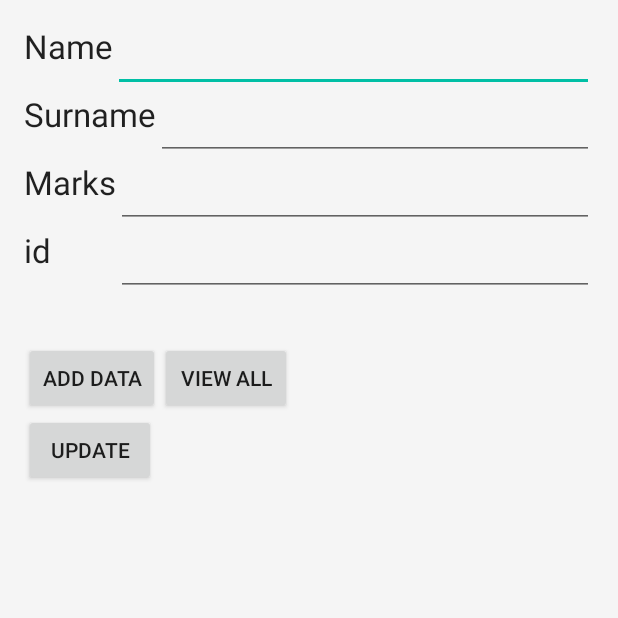
After one commit to machichiotte/FctTest, an Android app: the fragment DbIndianMainFragment shown on its own in the app's theme, on a phone screen of 412 x 824 dp, the top half of it. The commit adds this screen. Run offline under Robolectric (Android 15) with nearby library versions, the phone set to English and light mode, and no system bars.

Commit message:
add image loader + db_indian fragment

```diff
--- a/app/src/main/AndroidManifest.xml
+++ b/app/src/main/AndroidManifest.xml
@@ -12,10 +12,7 @@
     <uses-permission android:name="android.permission.ACCESS_FINE_LOCATION" />
     <uses-permission android:name="android.permission.ACCESS_COARSE_LOCATION" />
 
-    <uses-feature android:name="android.hardware.camera" />
-
-    <uses-permission android:name="android.permission.WRITE_EXTERNAL_STORAGE"></uses-permission>
-    <uses-permission android:name="android.permission.RECORD_AUDIO"></uses-permission>
+    <uses-permission android:name="android.permission.RECORD_AUDIO" />
 
     <application
 
@@ -28,7 +25,6 @@
         <meta-data android:name="com.google.android.geo.API_KEY" android:value="AIzaSyDq30mxwRaAeHMxk5Ze7ozmrscZ1r4gVJQ"/>
 
         <activity android:name=".MainActivity">
-       <!-- <activity android:name=".record.AudioOnTouchActivity">-->
             <intent-filter>
                 <action android:name="android.intent.action.MAIN" />
 
--- a/app/src/main/java/com/machichi/app/fcttest/db_greendao_add_list/ProfilListActivity.java
+++ b/app/src/main/java/com/machichi/app/fcttest/db_greendao_add_list/ProfilListActivity.java
@@ -77,7 +77,7 @@ public class ProfilListActivity extends Fragment {
     @Override
     public void onStart() {
         super.onStart();
-        boxAdapter.updateData(ProfilRepository.getAllProf(getActivity()));
+        boxAdapter.updateData(ProfilRepository.getAllProf(getActivity().getApplicationContext()));
     }
 
     @Override
--- /dev/null
+++ b/app/src/main/java/com/machichi/app/fcttest/db_indian_test/DatabaseHelper.java
@@ -0,0 +1,65 @@
+package com.machichi.app.fcttest.db_indian_test;
+
+import android.content.ContentValues;
+import android.content.Context;
+import android.database.Cursor;
+import android.database.sqlite.SQLiteDatabase;
+import android.database.sqlite.SQLiteOpenHelper;
+
+/**
+ * Created by ProgrammingKnowledge on 4/3/2015.
+ */
+public class DatabaseHelper extends SQLiteOpenHelper {
+    public static final String DATABASE_NAME = "Student.db";
+    public static final String TABLE_NAME = "student_table";
+    public static final String COL_1 = "ID";
+    public static final String COL_2 = "NAME";
+    public static final String COL_3 = "SURNAME";
+    public static final String COL_4 = "MARKS";
+
+    public DatabaseHelper(Context context) {
+        super(context, DATABASE_NAME, null, 1);
+        SQLiteDatabase db = this.getWritableDatabase();
+    }
+
+    @Override
+    public void onCreate(SQLiteDatabase db) {
+        db.execSQL("create table " + TABLE_NAME + " (ID INTEGER PRIMARY KEY AUTOINCREMENT,NAME TEXT,SURNAME TEXT,MARKS INTEGER)");
+    }
+
+    @Override
+    public void onUpgrade(SQLiteDatabase db, int oldVersion, int newVersion) {
+        db.execSQL("DROP TABLE IF EXISTS "+TABLE_NAME);
+        onCreate(db);
+    }
+
+    public boolean insertData(String name,String surname,String marks) {
+        SQLiteDatabase db = this.getWritableDatabase();
+        ContentValues contentValues = new ContentValues();
+        contentValues.put(COL_2,name);
+        contentValues.put(COL_3,surname);
+        contentValues.put(COL_4, marks);
+        long result = db.insert(TABLE_NAME,null ,contentValues);
+        if(result == -1)
+            return false;
+        else
+            return true;
+    }
+
+    public Cursor getAllData() {
+        SQLiteDatabase db = this.getWritableDatabase();
+        Cursor res = db.rawQuery("select * from "+TABLE_NAME,null);
+        return res;
+    }
+
+    public boolean updateData(String id,String name,String surname,String marks) {
+        SQLiteDatabase db = this.getWritableDatabase();
+        ContentValues contentValues = new ContentValues();
+        contentValues.put(COL_1,id);
+        contentValues.put(COL_2,name);
+        contentValues.put(COL_3,surname);
+        contentValues.put(COL_4,marks);
+        db.update(TABLE_NAME, contentValues, "ID = ?",new String[] { id });
+        return true;
+    }
+}
--- /dev/null
+++ b/app/src/main/java/com/machichi/app/fcttest/db_indian_test/DbIndianMainFragment.java
@@ -0,0 +1,117 @@
+package com.machichi.app.fcttest.db_indian_test;
+
+import android.app.AlertDialog;
+import android.database.Cursor;
+import android.os.Bundle;
+import android.support.v4.app.Fragment;
+import android.view.LayoutInflater;
+import android.view.View;
+import android.view.ViewGroup;
+import android.widget.Button;
+import android.widget.EditText;
+import android.widget.Toast;
+
+import com.machichi.app.fcttest.R;
+
+/**
+ * Created by Elias on 05/07/2015.
+ */
+public class DbIndianMainFragment extends Fragment {
+
+    DatabaseHelper myDb;
+    EditText editName,editSurname,editMarks ,editTextId;
+    Button btnAddData;
+    Button btnviewAll;
+
+    Button btnviewUpdate;
+
+    @Override
+    public View onCreateView(LayoutInflater inflater, ViewGroup container,
+                             Bundle savedInstanceState) {
+
+        View rootView = inflater.inflate(R.layout.db_indian_main_fragment, container, false);
+
+        myDb = new DatabaseHelper(getActivity());
+        editName = (EditText)rootView.findViewById(R.id.editText_name);
+        editSurname = (EditText)rootView.findViewById(R.id.editText_surname);
+        editMarks = (EditText)rootView.findViewById(R.id.editText_Marks);
+        editTextId = (EditText)rootView.findViewById(R.id.editText_id);
+        btnAddData = (Button)rootView.findViewById(R.id.button_add);
+        btnviewAll = (Button)rootView.findViewById(R.id.button_viewAll);
+        btnviewUpdate= (Button)rootView.findViewById(R.id.button_update);
+        AddData();
+        viewAll();
+        UpdateData();
+
+        return rootView;
+    }
+
+    public void UpdateData() {
+        btnviewUpdate.setOnClickListener(
+                new View.OnClickListener() {
+                    @Override
+                    public void onClick(View v) {
+                        boolean isUpdate = myDb.updateData(editTextId.getText().toString(),
+                                editName.getText().toString(),
+                                editSurname.getText().toString(),editMarks.getText().toString());
+                        if(isUpdate == true)
+                            Toast.makeText(getActivity(),"Data Update",Toast.LENGTH_LONG).show();
+                        else
+                            Toast.makeText(getActivity(),"Data not Updated",Toast.LENGTH_LONG).show();
+                    }
+                }
+        );
+    }
+
+    public  void AddData() {
+        btnAddData.setOnClickListener(
+                new View.OnClickListener() {
+                    @Override
+                    public void onClick(View v) {
+                        boolean isInserted = myDb.insertData(editName.getText().toString(),
+                                editSurname.getText().toString(),
+                                editMarks.getText().toString());
+                        if (isInserted = true)
+                            Toast.makeText(getActivity(), "Data Inserted", Toast.LENGTH_LONG).show();
+                        else
+                            Toast.makeText(getActivity(), "Data not Inserted", Toast.LENGTH_LONG).show();
+                    }
+                }
+        );
+    }
+
+    public void viewAll() {
+        btnviewAll.setOnClickListener(
+                new View.OnClickListener() {
+                    @Override
+                    public void onClick(View v) {
+                        Cursor res = myDb.getAllData();
+                        if (res.getCount() == 0) {
+                            // show message
+                            showMessage("Error", "Nothing found");
+                            return;
+                        }
+
+                        StringBuffer buffer = new StringBuffer();
+                        while (res.moveToNext()) {
+                            buffer.append("Id :" + res.getString(0) + "\n");
+                            buffer.append("Name :" + res.getString(1) + "\n");
+                            buffer.append("Surname :" + res.getString(2) + "\n");
+                            buffer.append("Marks :" + res.getString(3) + "\n\n");
+                        }
+
+                        // Show all data
+                        showMessage("Data", buffer.toString());
+                    }
+                }
+        );
+    }
+
+    public void showMessage(String title,String Message){
+        AlertDialog.Builder builder = new AlertDialog.Builder(getActivity());
+        builder.setCancelable(true);
+        builder.setTitle(title);
+        builder.setMessage(Message);
+        builder.show();
+    }
+}
--- /dev/null
+++ b/app/src/main/res/layout/db_indian_main_fragment.xml
@@ -0,0 +1,107 @@
+<RelativeLayout xmlns:android="http://schemas.android.com/apk/res/android"
+    xmlns:tools="http://schemas.android.com/tools" android:layout_width="match_parent"
+    android:layout_height="match_parent" android:paddingLeft="@dimen/activity_horizontal_margin"
+    android:paddingRight="@dimen/activity_horizontal_margin"
+    android:paddingTop="@dimen/activity_vertical_margin"
+    android:paddingBottom="@dimen/activity_vertical_margin" tools:context=".MainActivity">
+
+    <TextView
+        android:layout_width="wrap_content"
+        android:layout_height="wrap_content"
+        android:textAppearance="?android:attr/textAppearanceLarge"
+        android:text="Name"
+        android:id="@+id/textView"
+        android:layout_alignParentTop="true"
+        android:layout_alignParentLeft="true"
+        android:layout_alignParentStart="true" />
+
+    <TextView
+        android:layout_width="wrap_content"
+        android:layout_height="wrap_content"
+        android:textAppearance="?android:attr/textAppearanceLarge"
+        android:text="Surname"
+        android:id="@+id/textView2"
+        android:layout_below="@+id/editText_name"
+        android:layout_alignParentLeft="true"
+        android:layout_alignParentStart="true" />
+
+    <TextView
+        android:layout_width="wrap_content"
+        android:layout_height="wrap_content"
+        android:textAppearance="?android:attr/textAppearanceLarge"
+        android:text="Marks"
+        android:id="@+id/textView3"
+        android:layout_below="@+id/editText_surname"
+        android:layout_alignParentLeft="true"
+        android:layout_alignParentStart="true" />
+
+    <EditText
+        android:layout_width="match_parent"
+        android:layout_height="wrap_content"
+        android:id="@+id/editText_name"
+        android:layout_alignTop="@+id/textView"
+        android:layout_toRightOf="@+id/textView"
+        android:layout_toEndOf="@+id/textView" />
+
+    <EditText
+        android:layout_width="match_parent"
+        android:layout_height="wrap_content"
+        android:id="@+id/editText_surname"
+        android:layout_alignTop="@+id/textView2"
+        android:layout_toRightOf="@+id/textView2"
+        android:layout_toEndOf="@+id/textView2" />
+
+    <EditText
+        android:layout_width="match_parent"
+        android:layout_height="wrap_content"
+        android:id="@+id/editText_Marks"
+        android:layout_below="@+id/editText_surname"
+        android:layout_toRightOf="@+id/textView3"
+        android:layout_toEndOf="@+id/textView3" />
+
+    <Button
+        android:layout_width="wrap_content"
+        android:layout_height="wrap_content"
+        android:text="Add Data"
+        android:id="@+id/button_add"
+        android:layout_below="@+id/editText_Marks"
+        android:layout_alignParentLeft="true"
+        android:layout_alignParentStart="true"
+        android:layout_marginTop="76dp" />
+
+    <Button
+        android:layout_width="wrap_content"
+        android:layout_height="wrap_content"
+        android:text="View All"
+        android:id="@+id/button_viewAll"
+        android:layout_alignBottom="@+id/button_add"
+        android:layout_toRightOf="@+id/button_add"
+        android:layout_toEndOf="@+id/button_add" />
+
+    <Button
+        android:layout_width="wrap_content"
+        android:layout_height="wrap_content"
+        android:text="Update"
+        android:id="@+id/button_update"
+        android:layout_below="@+id/button_add"
+        android:layout_alignParentLeft="true"
+        android:layout_alignParentStart="true" />
+
+    <TextView
+        android:layout_width="wrap_content"
+        android:layout_height="wrap_content"
+        android:textAppearance="?android:attr/textAppearanceLarge"
+        android:text="id"
+        android:id="@+id/textView_id"
+        android:layout_below="@+id/editText_Marks"
+        android:layout_alignParentLeft="true"
+        android:layout_alignParentStart="true" />
+
+    <EditText
+        android:layout_width="match_parent"
+        android:layout_height="wrap_content"
+        android:id="@+id/editText_id"
+        android:layout_alignTop="@+id/textView_id"
+        android:layout_toRightOf="@+id/textView3"
+        android:layout_toEndOf="@+id/textView3" />
+</RelativeLayout>
```
Also changed, not shown: app/build.gradle (+12 -4 lines), app/src/main/java/com/machichi/app/fcttest/MainActivity.java (+16 -6 lines), app/src/main/java/com/machichi/app/fcttest/imageLoader/ImageLoaderFragment.java (added, +63 -0 lines), app/src/main/java/com/machichi/app/fcttest/map/PageMapFragment.java (added, +64 -0 lines), app/src/main/res/layout/fragment_bluetooth.xml (added, +98 -0 lines), app/src/main/res/layout/image_loader_fragment.xml (added, +19 -0 lines), app/src/main/res/values/dimens.xml (+7 -0 lines), app/src/main/res/values/strings.xml (+14 -0 lines), 2 other files.
